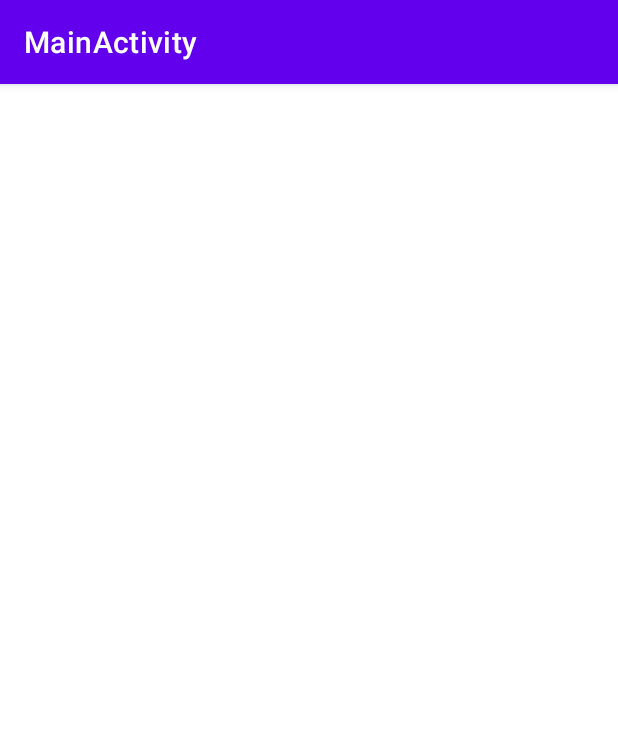
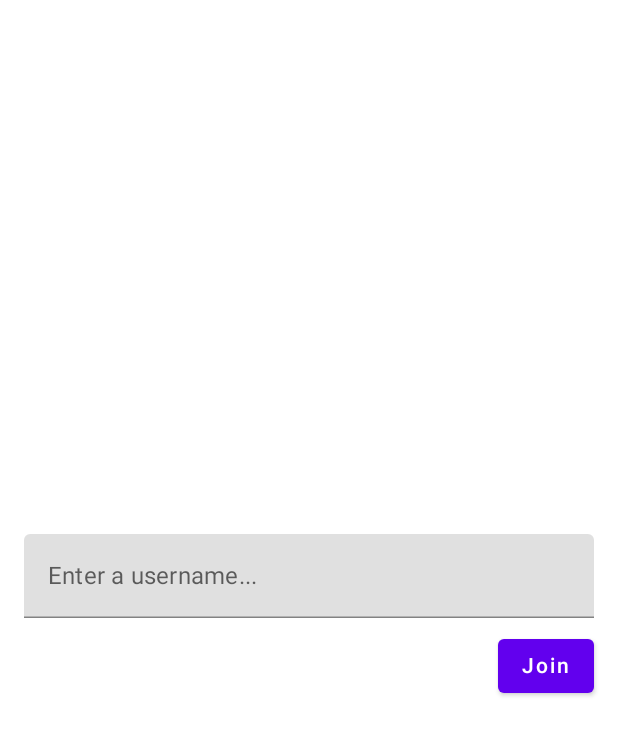
Before and after one commit to stn-CocoaTalk/CocoaTalk, an Android app built with Jetpack Compose: the screen it shows after launch (MainActivity), on a phone screen of 412 x 824 dp. Shown: the top 735 px of the screen. Run offline under Robolectric (Android 15) with nearby library versions, the phone set to English and light mode, and no system bars; our stand-ins replace Dagger/Hilt's generated code.

Commit message:
Implement common chat app

```diff
--- a/app/src/main/AndroidManifest.xml
+++ b/app/src/main/AndroidManifest.xml
@@ -2,7 +2,10 @@
 <manifest xmlns:android="http://schemas.android.com/apk/res/android"
     package="com.stn.cocoatalk">
 
+    <uses-permission android:name="android.permission.INTERNET" />
+
     <application
+        android:name=".CocoaTalkApp"
         android:allowBackup="true"
         android:icon="@mipmap/ic_launcher"
         android:label="@string/app_name"
--- /dev/null
+++ b/app/src/main/java/com/stn/cocoatalk/CocoaTalkApp.kt
@@ -0,0 +1,7 @@
+package com.stn.cocoatalk
+
+import android.app.Application
+import dagger.hilt.android.HiltAndroidApp
+
+@HiltAndroidApp
+class CocoaTalkApp: Application()
--- a/app/src/main/java/com/stn/cocoatalk/MainActivity.kt
+++ b/app/src/main/java/com/stn/cocoatalk/MainActivity.kt
@@ -1,14 +1,43 @@
 package com.stn.cocoatalk
 
-import androidx.appcompat.app.AppCompatActivity
 import android.os.Bundle
+import androidx.activity.ComponentActivity
 import androidx.activity.compose.setContent
+import androidx.navigation.NavType
+import androidx.navigation.compose.NavHost
+import androidx.navigation.compose.composable
+import androidx.navigation.compose.rememberNavController
+import androidx.navigation.navArgument
+import com.plcoding.ktorandroidchat.presentation.username.UsernameScreen
+import com.stn.cocoatalk.feature_chat.presentation.chat.ChatScreen
+import dagger.hilt.android.AndroidEntryPoint
 
-class MainActivity : AppCompatActivity() {
+@AndroidEntryPoint
+class MainActivity : ComponentActivity() {
     override fun onCreate(savedInstanceState: Bundle?) {
         super.onCreate(savedInstanceState)
         setContent {
-
+            val navController = rememberNavController()
+            NavHost(
+                navController = navController,
+                startDestination = "username_screen"
+            ) {
+                composable("username_screen") {
+                    UsernameScreen(onNavigate = navController::navigate)
+                }
+                composable(
+                    route = "chat_screen/{username}",
+                    arguments = listOf(
+                        navArgument(name = "username") {
+                            type = NavType.StringType
+                            nullable = true
+                        }
+                    )
+                ) {
+                    val username = it.arguments?.getString("username")
+                    ChatScreen(username = username)
+                }
+            }
         }
     }
 }
--- /dev/null
+++ b/app/src/main/java/com/stn/cocoatalk/feature_chat/presentation/username/UsernameScreen.kt
@@ -0,0 +1,51 @@
+package com.plcoding.ktorandroidchat.presentation.username
+
+import androidx.compose.foundation.layout.*
+import androidx.compose.material.Button
+import androidx.compose.material.Text
+import androidx.compose.material.TextField
+import androidx.compose.runtime.Composable
+import androidx.compose.runtime.LaunchedEffect
+import androidx.compose.ui.Alignment
+import androidx.compose.ui.Modifier
+import androidx.compose.ui.unit.dp
+import androidx.hilt.navigation.compose.hiltViewModel
+import kotlinx.coroutines.flow.collectLatest
+
+@Composable
+fun UsernameScreen(
+    viewModel: UsernameViewModel = hiltViewModel(),
+    onNavigate: (String) -> Unit
+) {
+    LaunchedEffect(key1 = true) {
+        viewModel.onJoinChat.collectLatest { username ->
+            onNavigate("chat_screen/$username")
+        }
+    }
+
+    Box(
+        modifier = Modifier
+            .fillMaxSize()
+            .padding(16.dp),
+        contentAlignment = Alignment.Center
+    ) {
+        Column(
+            modifier = Modifier.fillMaxSize(),
+            verticalArrangement = Arrangement.Center,
+            horizontalAlignment = Alignment.End
+        ) {
+            TextField(
+                value = viewModel.usernameText.value,
+                onValueChange = viewModel::onUsernameChange,
+                placeholder = {
+                    Text(text = "Enter a username...")
+                },
+                modifier = Modifier.fillMaxWidth()
+            )
+            Spacer(modifier = Modifier.height(8.dp))
+            Button(onClick = viewModel::onJoinClick) {
+                Text(text = "Join")
+            }
+        }
+    }
+}
--- /dev/null
+++ b/app/src/main/java/com/stn/cocoatalk/feature_chat/presentation/username/UsernameViewModel.kt
@@ -0,0 +1,33 @@
+package com.plcoding.ktorandroidchat.presentation.username
+
+import androidx.compose.runtime.State
+import androidx.compose.runtime.mutableStateOf
+import androidx.lifecycle.ViewModel
+import androidx.lifecycle.viewModelScope
+import dagger.hilt.android.lifecycle.HiltViewModel
+import kotlinx.coroutines.flow.MutableSharedFlow
+import kotlinx.coroutines.flow.asSharedFlow
+import kotlinx.coroutines.launch
+import javax.inject.Inject
+
+@HiltViewModel
+class UsernameViewModel @Inject constructor() : ViewModel() {
+
+    private val _usernameText = mutableStateOf("")
+    val usernameText: State<String> = _usernameText
+
+    private val _onJoinChat = MutableSharedFlow<String>()
+    val onJoinChat = _onJoinChat.asSharedFlow()
+
+    fun onUsernameChange(username: String) {
+        _usernameText.value = username
+    }
+
+    fun onJoinClick() {
+        viewModelScope.launch {
+            if(usernameText.value.isNotBlank()) {
+                _onJoinChat.emit(usernameText.value)
+            }
+        }
+    }
+}
--- /dev/null
+++ b/app/src/main/java/com/stn/cocoatalk/util/Resource.kt
@@ -0,0 +1,6 @@
+package com.stn.cocoatalk.util
+
+sealed class Resource<T>(val data: T? = null, val message: String? = null) {
+    class Success<T>(data: T?): Resource<T>(data)
+    class Error<T>(message: String, data: T? = null): Resource<T>(data, message)
+}
--- a/build.gradle
+++ b/build.gradle
@@ -10,7 +10,8 @@ buildscript {
     }
     dependencies {
         classpath "com.android.tools.build:gradle:7.0.4"
-        classpath "org.jetbrains.kotlin:kotlin-gradle-plugin:1.6.10"
+        classpath "org.jetbrains.kotlin:kotlin-gradle-plugin:1.5.31"
+        classpath "org.jetbrains.kotlin:kotlin-serialization:1.5.31"
         classpath 'com.google.dagger:hilt-android-gradle-plugin:2.28-alpha'
 
         // NOTE: Do not place your application dependencies here; they belong
```
Also changed, not shown: app/build.gradle (+34 -3 lines), app/src/main/java/com/stn/cocoatalk/di/AppModule.kt (added, +46 -0 lines), app/src/main/java/com/stn/cocoatalk/feature_chat/data/remote/ChatSocketService.kt (added, +26 -0 lines), app/src/main/java/com/stn/cocoatalk/feature_chat/data/remote/ChatSocketServiceImpl.kt (added, +63 -0 lines), app/src/main/java/com/stn/cocoatalk/feature_chat/data/remote/MessageService.kt (added, +16 -0 lines), app/src/main/java/com/stn/cocoatalk/feature_chat/data/remote/MessageServiceImpl.kt (added, +21 -0 lines), app/src/main/java/com/stn/cocoatalk/feature_chat/data/remote/dto/MessageDto.kt (added, +25 -0 lines), app/src/main/java/com/stn/cocoatalk/feature_chat/domain/model/Message.kt (added, +7 -0 lines), app/src/main/java/com/stn/cocoatalk/feature_chat/presentation/chat/ChatScreen.kt (added, +146 -0 lines), app/src/main/java/com/stn/cocoatalk/feature_chat/presentation/chat/ChatState.kt (added, +8 -0 lines), app/src/main/java/com/stn/cocoatalk/feature_chat/presentation/chat/ChatViewModel.kt (added, +94 -0 lines).
